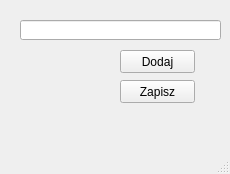
Old version of the form Urzadzenia/urzadzeniadodajmodel.ui in the repository Astropl/OptiBase.
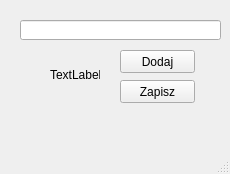
New version of the form.

Commit message: add icon check ok/no

What changed in the file:
```diff
--- a/Urzadzenia/urzadzeniadodajmodel.ui
+++ b/Urzadzenia/urzadzeniadodajmodel.ui
@@ -60,6 +60,19 @@
      </rect>
     </property>
    </widget>
+   <widget class="QLabel" name="lblCheckOkNo">
+    <property name="geometry">
+     <rect>
+      <x>50</x>
+      <y>50</y>
+      <width>50</width>
+      <height>50</height>
+     </rect>
+    </property>
+    <property name="text">
+     <string>TextLabel</string>
+    </property>
+   </widget>
   </widget>
   <widget class="QMenuBar" name="menubar">
    <property name="geometry">
```
The commit also changes 12 other files.
